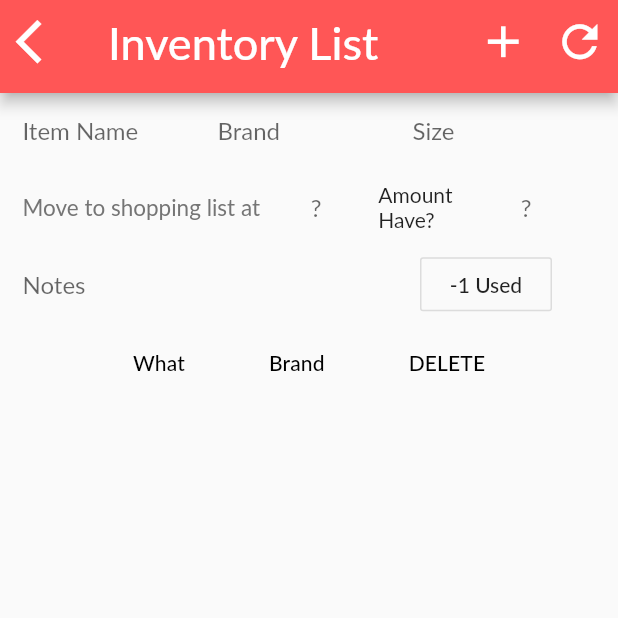
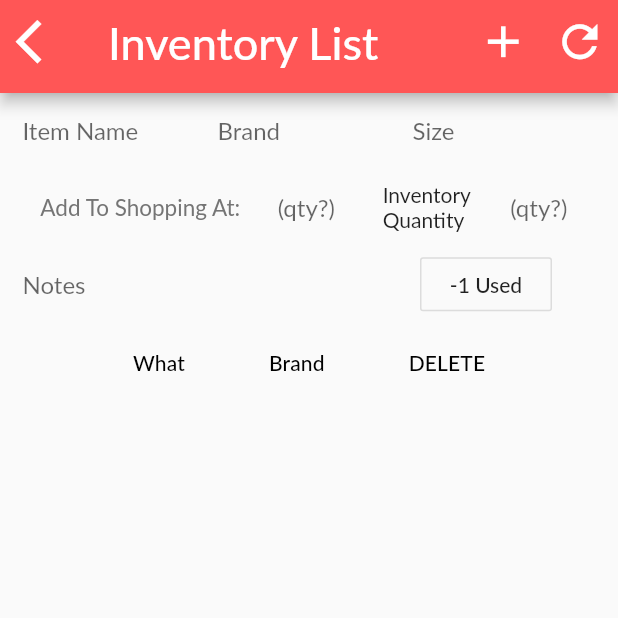
Before and after one commit to jamiesonshayna/LookToTheCook, a Flutter app: the HomeScreen screen opened by its route, after a tap on "MY INVENTORY", on a phone screen of 412 x 824 dp, the top half of it. Run offline on Flutter 3.47's test engine with Material 2 defaults, Android fonts, the phone set to English and light mode, and no system bars; our stand-ins replace auto_size_text, connectivity, flutter_secure_storage, flutter_spinkit, font_awesome_flutter, modal_progress_hud and 1 more; missing offline and left inert: amazon_cognito_identity_dart; accounts and stored records are empty; network calls fail; Roboto replaces fonts that are missing (Lato).

Commit message:
Fix responsiveness on multiple screens

```diff
--- a/look_to_the_cook/lib/templates/app_bar_component.dart
+++ b/look_to_the_cook/lib/templates/app_bar_component.dart
@@ -16,7 +16,6 @@ properties are taken into account when the App Bar is rendered. Here we can cust
 as if there are just 1 or 2 icons. To use this component, import this dart file on the page where you
 would like to use it and instantiate the AppBarComponent() (only required parameter is the title).
  */
-
 class AppBarComponent extends StatelessWidget {
   // custom properties for the AppBarComponent class
   final String title; // text displayed on the App Bar
@@ -26,10 +25,12 @@ class AppBarComponent extends StatelessWidget {
   final Function rightOnPressed;
   final bool invisibleLeftIcon; // hide left or right icons
   final bool invisibleRightIcon;
+  final double textSize;
 
   // constructor initializes the app bar with the inputted properties
   AppBarComponent({@required this.title, this.leftIcon, this.rightIcon,
-    this.leftOnPressed, this.rightOnPressed,  this.invisibleLeftIcon,this.invisibleRightIcon});
+    this.leftOnPressed, this.rightOnPressed,  this.invisibleLeftIcon,this.invisibleRightIcon,
+  this.textSize});
 
   @override
   Widget build(BuildContext context) {
@@ -49,7 +50,7 @@ class AppBarComponent extends StatelessWidget {
             ),
             Text( // App Bar title (displayed)
               title,
-              style: TextStyle(fontSize: 30.0, color: Colors.white),
+              style: TextStyle(fontSize: MediaQuery.of(context).size.shortestSide < 600 ? 25.0 : 30.0, color: Colors.white),
             ),
             IconButton( // display or hide the right App Bar icon
               onPressed: rightOnPressed == null ? (){} : rightOnPressed,
--- a/look_to_the_cook/lib/templates/auto_size_text.dart
+++ b/look_to_the_cook/lib/templates/auto_size_text.dart
@@ -1,6 +1,18 @@
 import 'package:flutter/material.dart';
 import 'package:auto_size_text/auto_size_text.dart';
 
+/*
+Authors: Shayna Jamieson & Rob Wood
+Date Created: 3/15/2020
+Last Modified: 3/15/2020
+File Name: auto_size_text.dart
+Version: 1.0
+
+Description: This file creates our Auto-sized text that is used to scale text. This is
+used on the home screen to scale the welcome message if the user has a long name that
+floats off of the end of the app bar component. It is also used to scale text on the user
+profile screen, as well as inventory/shopping list screens.
+ */
 class AutoSizeTextClass extends StatelessWidget{
 
   final String text;
--- a/look_to_the_cook/lib/views/home_screen.dart
+++ b/look_to_the_cook/lib/views/home_screen.dart
@@ -49,7 +49,11 @@ class _HomeScreenState extends State<HomeScreen> {
       String tempName = name.toString();
       tempName = tempName.split(" ").first;
       setState(() {
-        userName = tempName;
+        if(tempName.length > 15) {
+          welcomeMessage = "Welcome!";
+        } else {
+          welcomeMessage = "Welcome, " + tempName;
+        }
       });
     }
 
@@ -62,7 +66,7 @@ class _HomeScreenState extends State<HomeScreen> {
   SecureStorage storage = new SecureStorage();
 
   // user attributes
-  String userName = "";
+  String welcomeMessage = "";
 
   @override
   Widget build(BuildContext context) {
@@ -75,7 +79,7 @@ class _HomeScreenState extends State<HomeScreen> {
           child: Padding(
             padding: const EdgeInsets.only(top: 10.0),
             child: AppBarComponent(
-              title: 'Welcome, ' + userName,
+              title: welcomeMessage,
               invisibleLeftIcon: true,
               rightIcon: Icon(Icons.person), // user settings icon
               rightOnPressed: () {
@@ -88,19 +92,6 @@ class _HomeScreenState extends State<HomeScreen> {
           image: 'images/homepage_bg.png',
           child: Column(
             children: <Widget> [
-//              Padding(
-//                padding: const EdgeInsets.only(top: 40.0),
-//                child: Center(
-//                  child: Container(
-//                    child: Text( // welcome text
-//                      'Welcome, '+ userName,
-//                      style: TextStyle(
-//                        fontSize: 30.0
-//                      ),
-//                    ),
-//                  ),
-//                ),
-//              ),
             SizedBox(
               height: 25.0,
               child: Container(
--- a/look_to_the_cook/lib/views/user_inventory_screen.dart
+++ b/look_to_the_cook/lib/views/user_inventory_screen.dart
@@ -405,11 +405,13 @@ class item extends State<UserInvScreen>{
                 ),
               ),
           ]),
-            Row(
+            SingleChildScrollView(
+              scrollDirection: Axis.horizontal,
+              child: Row(
                   children: <Widget>[
                     Padding(
-                    padding: EdgeInsets.all(15.0),
-                      child: Text("Move to shopping list at ", style:
+                      padding: EdgeInsets.all(10.0),
+                        child: Text("Add To Shopping At:", style:
                         TextStyle(
                           color: Colors.grey[600],
                           fontSize: 15.0
@@ -417,11 +419,11 @@ class item extends State<UserInvScreen>{
                     Padding(
                       padding: EdgeInsets.all(15.0),
                       child:SizedBox(
-                      width: 20.0,
+                        width: 45.0,
                         child:TextField(
                           controller: _alertQtyController,
                           decoration: InputDecoration.collapsed(
-                          hintText: '?',
+                            hintText: '(qty?)',
                           ),
                         ),
                       ),
@@ -430,23 +432,24 @@ class item extends State<UserInvScreen>{
                     Padding(
                       padding: EdgeInsets.all(10.0),
                       child:SizedBox(
-                      width: 75.0,
-                      child: Text('Amount Have?'),
+                        width: 65.0,
+                        child: Text('Inventory Quantity'),
                       ),
                     ),
                     Padding(
                       padding: EdgeInsets.all(10.0),
                       child:SizedBox(
-                      width: 35.0,
+                        width: 45.0,
                         child:TextField(
                           controller: _invListQtyController,
                           decoration: InputDecoration.collapsed(
-                          hintText: '?',
+                            hintText: '(qty?)',
                           ),
                         ),
                       ),
                     ),
                   ]),
+            ),
             Row(
               children: <Widget>[
                 Padding(
--- a/look_to_the_cook/lib/views/user_shop_screen.dart
+++ b/look_to_the_cook/lib/views/user_shop_screen.dart
@@ -358,11 +358,13 @@ class item extends State<UserShopScreen>{
                     ),
                   ),
                 ]),
-            Row(
+            SingleChildScrollView(
+              scrollDirection: Axis.horizontal,
+              child: Row(
                   children: <Widget>[
                     Padding(
                       padding: EdgeInsets.all(15.0),
-                    child: Text("Readd to list when inv at ",
+                      child: Text("Add To List At",
                         style: TextStyle(
                           color: Colors.grey[600],
                           fontSize: 15.0
@@ -372,11 +374,11 @@ class item extends State<UserShopScreen>{
                     Padding(
                       padding: EdgeInsets.all(15.0),
                       child:SizedBox(
-                      width: 25.0,
+                        width: 55.0,
                         child:TextField(
                           controller: _alertQtyController,
                           decoration: InputDecoration.collapsed(
-                          hintText: '?',
+                            hintText: '(qty?)',
                           ),
                         ),
                       ),
@@ -395,12 +397,13 @@ class item extends State<UserShopScreen>{
                         child:TextField(
                           controller: _shoppingListQtyController,
                           decoration: InputDecoration.collapsed(
-                          hintText: '?',
+                            hintText: '(qty?)',
                           ),
                         ),
                       ),
                     ),
                   ]),
+            ),
 
             Row(
                 children: <Widget>[
@@ -416,12 +419,12 @@ class item extends State<UserShopScreen>{
                       ),
                     ),
                   ),
-                    OutlineButton(
-                      child: Text('Purchased All'),
-                      onPressed: () {
-                        _inventoryAllItemsFromShopping();
-                      },
-                    ),
+//                    OutlineButton(
+//                      child: Text('Purchased All'),
+//                      onPressed: () {
+//                        _inventoryAllItemsFromShopping();
+//                      },
+//                    ),
                 ]),
             // Add an update and  Cancel Button only when updating an item
             _isUpdating
```
Also changed, not shown: look_to_the_cook/lib/views/profile_screen.dart (+11 -7 lines). Lines whose indentation alone changed are shown as unchanged.
